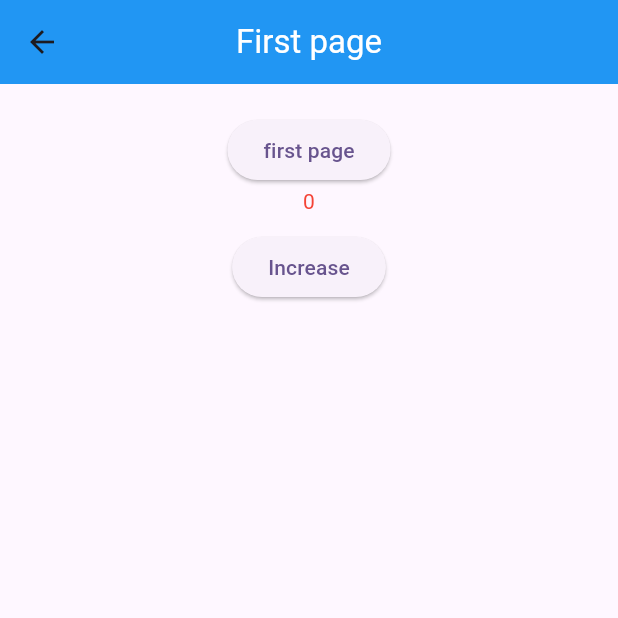
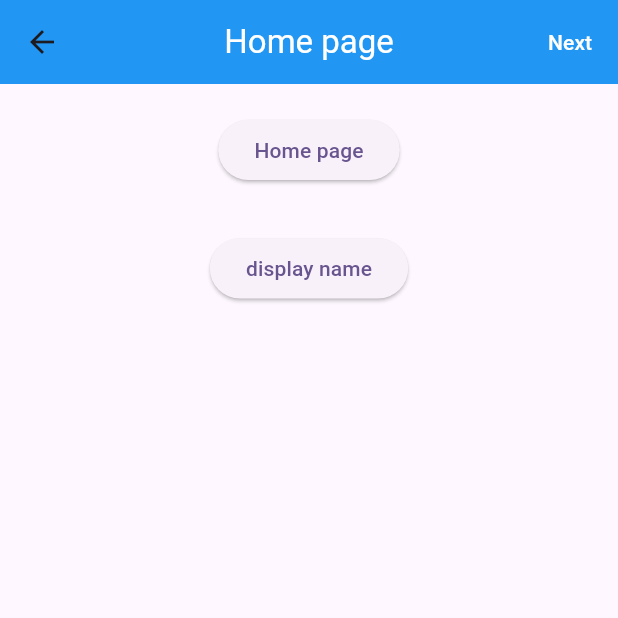
Before and after one commit to amanu9/getxstatemanagement, a Flutter app: the FirstScreen screen opened by its route, after a tap on "first page", on a phone screen of 412 x 824 dp, the top half of it. Run offline on Flutter 3.47's test engine with Material 3 defaults, Android fonts, the phone set to English and light mode, and no system bars; our stand-ins replace get.

Commit message:
adding binding

```diff
--- a/getex/lib/controller/homecontroller.dart
+++ b/getex/lib/controller/homecontroller.dart
@@ -2,8 +2,15 @@ import 'package:get/get.dart';
 
 class Homecontroller extends GetxController{
   int num=0;
+  String name="";
   void increment(){
     num ++;
     update();
   }
+
+  void display(){
+    name="john";
+       update();
+
+  }
 }
--- /dev/null
+++ b/getex/lib/home_binding.dart
@@ -0,0 +1,10 @@
+import 'package:get/get.dart';
+import 'package:getex/controller/homecontroller.dart';
+
+class HomeBinding implements Bindings{
+  @override
+  void dependencies() {
+    Get.put(Homecontroller());// homecontroller then initialize Home biding  in main
+  }
+
+}
--- a/getex/lib/main.dart
+++ b/getex/lib/main.dart
@@ -1,5 +1,7 @@
 import 'package:flutter/material.dart';
 import 'package:get/get.dart';
+import 'package:getex/home_binding.dart';
+import 'package:getex/view/binding_example.dart';
 import 'package:getex/view/homepage.dart';
 
 import 'view/firstscreen.dart';
@@ -21,9 +23,11 @@ class MyApp extends StatelessWidget {
       getPages: [
         GetPage(name: "/" ,page:() => const HomeScreen(),transition: Transition.leftToRight),
  GetPage(name: "/firstpage" ,page:() => const FirstScreen(),transition: Transition.leftToRight),
+ GetPage(name: "/binding", page: ()=>const BindingScreen(),transition: Transition.leftToRight),
 GetPage(name: "/secondpage", page:()=> const SecondScreen(),transition: Transition.fadeIn)
       ],
       title: 'Flutter Demo',
+      initialBinding: HomeBinding(),
       theme: ThemeData(
 
         colorScheme: ColorScheme.fromSeed(seedColor: Colors.deepPurple),
--- /dev/null
+++ b/getex/lib/view/binding_example.dart
@@ -0,0 +1,66 @@
+import 'package:flutter/material.dart';
+import 'package:get/get.dart';
+import 'package:getex/controller/homecontroller.dart';
+import 'package:getex/view/secondscreen.dart';
+
+import '../controller/homecontrollerusingway2.dart';
+
+class BindingScreen extends StatefulWidget {
+  const BindingScreen({super.key});
+
+  @override
+  State<BindingScreen> createState() => _BindingScreen();
+}
+
+class _BindingScreen extends State<BindingScreen> {
+  Homecontroller controller=Get.find();
+  @override
+  Widget build(BuildContext context) {
+    return  Scaffold(
+      appBar:AppBar(
+        title:const Text("Home page",style: TextStyle(color: Colors.white),
+
+
+        ),
+        actions: [
+          TextButton(onPressed: (){
+            Get.toNamed("/firstpage");
+          }, child: const Text("Next",style: TextStyle(color: Colors.white),))
+        ],
+      backgroundColor: Colors.blue,
+        centerTitle:true,
+      ),
+      body: Padding(
+        padding: const EdgeInsets.all(20.0),
+        child: Column(
+          children: [
+            Center(child: ElevatedButton(onPressed: (){
+              Get.toNamed("/firstpage");
+            }, child:const  Text("Home page"))),
+
+
+
+                GetBuilder<Homecontroller>(
+
+                  builder: (controller){
+                    return Column(
+                      children: [
+                         Text(controller.name.toString(),style: const TextStyle(color: Colors.red),),
+                     const SizedBox(height: 10,),
+                      ElevatedButton(onPressed: (){
+              controller.display();
+
+            }, child: const Text("display name"))
+
+          ],
+
+        );
+
+                  }
+
+
+      ),
+       ] ),),
+    );
+  }
+}
--- a/getex/lib/view/firstscreen.dart
+++ b/getex/lib/view/firstscreen.dart
@@ -27,7 +27,7 @@ class _FirstScreenState extends State<FirstScreen> {
         child: Column(
           children: [
             Center(child: ElevatedButton(onPressed: (){
-              Get.toNamed("/firstpage");
+              Get.toNamed("/binding");
             }, child:const  Text("first page"))),
 
              Column(
```
